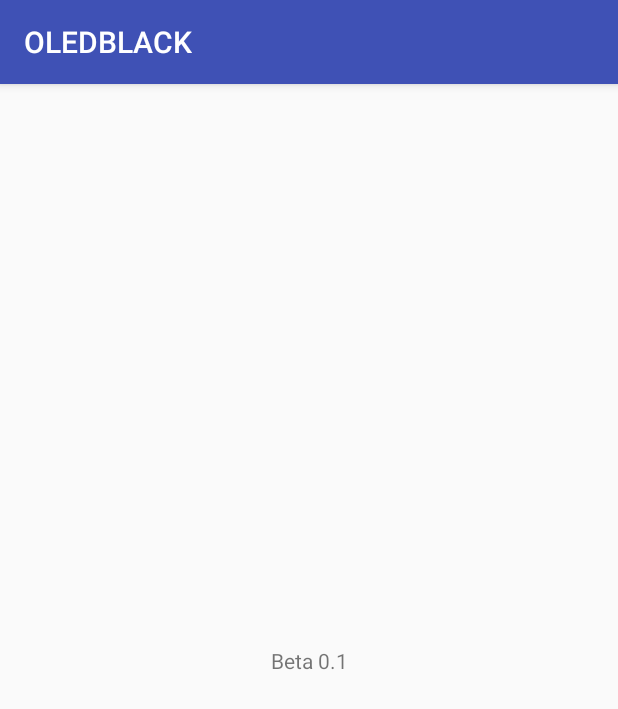
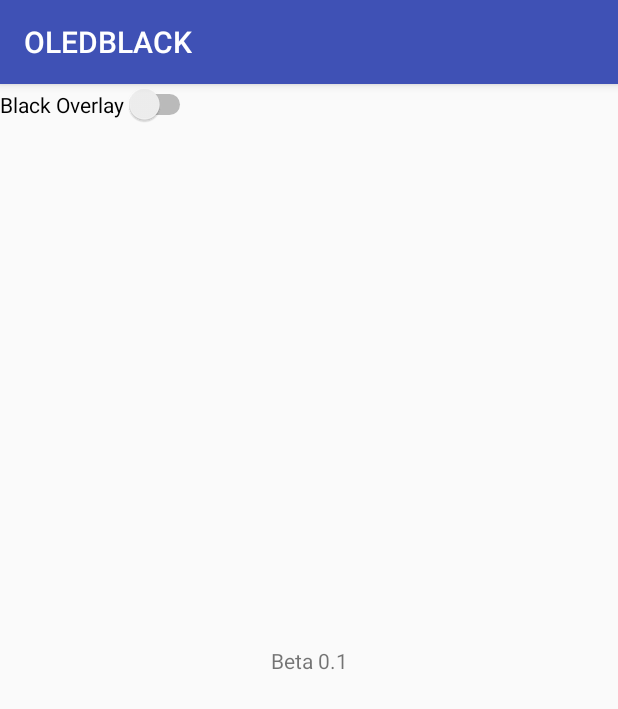
Before and after one commit to maximilianKoeper/OLEDBLACK, an Android app: the screen it shows after launch (MainActivity), on a phone screen of 412 x 824 dp. Shown: the top 709 px of the screen. Run offline under Robolectric (Android 15) with nearby library versions, the phone set to English and light mode, and no system bars.

Commit message:
Add Switch to enable overlay

```diff
--- a/app/src/main/java/com/example/mkoep/oledblack/MainActivity.java
+++ b/app/src/main/java/com/example/mkoep/oledblack/MainActivity.java
@@ -1,13 +1,41 @@
 package com.example.mkoep.oledblack;
 
+import android.content.Intent;
 import android.support.v7.app.AppCompatActivity;
 import android.os.Bundle;
+import android.os.Bundle;
+import android.widget.CompoundButton;
+import android.widget.Switch;
+import android.widget.TextView;
 
 public class MainActivity extends AppCompatActivity {
+
+    Switch switchButton, switchButton2;
 
     @Override
     protected void onCreate(Bundle savedInstanceState) {
         super.onCreate(savedInstanceState);
         setContentView(R.layout.activity_main);
+
+        switchButton = (Switch) findViewById(R.id.switch1);
+
+        switchButton.setOnCheckedChangeListener(new CompoundButton.OnCheckedChangeListener() {
+            @Override
+            public void onCheckedChanged(CompoundButton compoundButton, boolean bChecked) {
+                if (bChecked) {
+                    //textView.setText(switchOn);
+                    startOverlay();
+                } else {
+                    //textView.setText(switchOff);
+                }
+            }
+        });
+
     }
+
+    public void startOverlay(){
+        Intent svc = new Intent(this, OverlayShowingService.class);
+        startService(svc);
+    }
+
 }
--- a/app/src/main/res/layout/activity_main.xml
+++ b/app/src/main/res/layout/activity_main.xml
@@ -15,4 +15,13 @@
         app:layout_constraintRight_toRightOf="parent"
         app:layout_constraintTop_toTopOf="parent" />
 
+    <Switch
+        android:id="@+id/switch1"
+        android:layout_width="wrap_content"
+        android:layout_height="wrap_content"
+        android:checked="false"
+        android:text="Black Overlay"
+        tools:layout_editor_absoluteX="151dp"
+        tools:layout_editor_absoluteY="300dp" />
+
 </android.support.constraint.ConstraintLayout>
```
